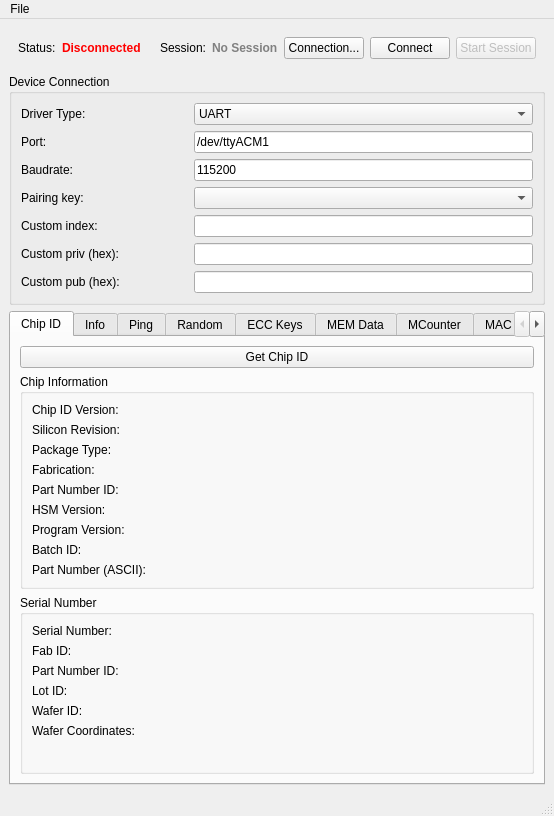
First picture: the form in mainwindow.ui, repository petrkr/tropic01manager, before the edit.
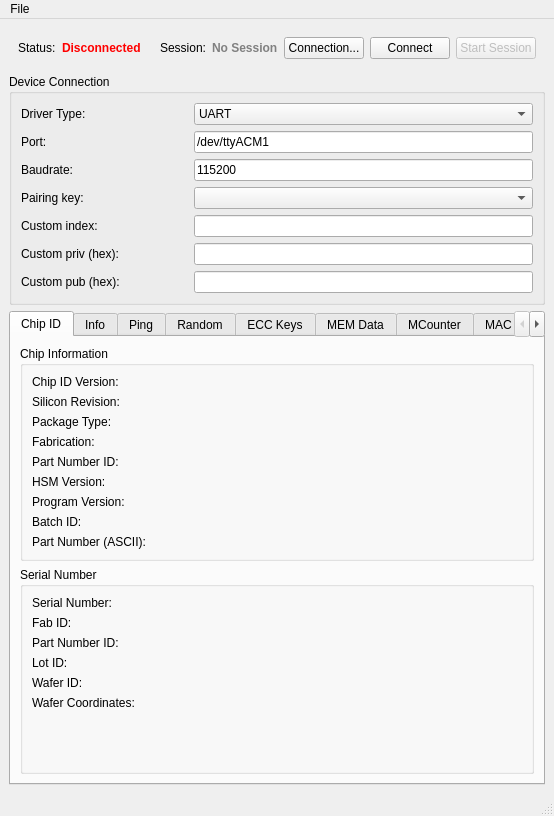
Second picture: the form after the edit.

Commit message: Get chip ID right after connect

Diff of the .ui file:
```diff
--- a/mainwindow.ui
+++ b/mainwindow.ui
@@ -240,13 +240,6 @@
         <string>Chip ID</string>
        </attribute>
        <layout class="QVBoxLayout" name="verticalLayout">
-        <item>
-         <widget class="QPushButton" name="btnGetChipID">
-          <property name="text">
-           <string>Get Chip ID</string>
-          </property>
-         </widget>
-        </item>
         <item>
          <widget class="QGroupBox" name="groupBoxChipInfo">
           <property name="title">
```
The commit also changes 1 other file.
